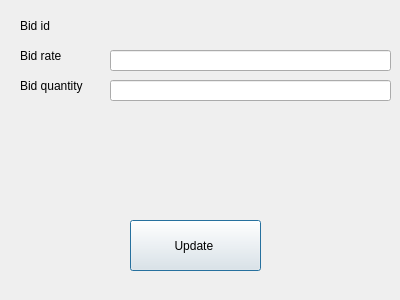
Above: View/UpdateBidPopup.ui from maybeIllchangeitlater/SimpleStockExchange before the change. Below: the same form after it.
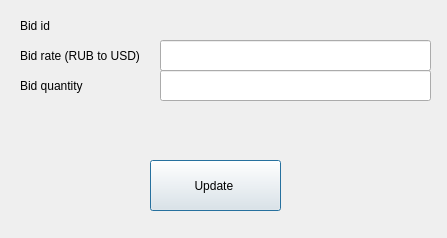
That is the form after the change.

```diff
--- a/View/UpdateBidPopup.ui
+++ b/View/UpdateBidPopup.ui
@@ -6,8 +6,8 @@
    <rect>
     <x>0</x>
     <y>0</y>
-    <width>400</width>
-    <height>300</height>
+    <width>447</width>
+    <height>238</height>
    </rect>
   </property>
   <property name="windowTitle">
@@ -16,8 +16,8 @@
   <widget class="QPushButton" name="update">
    <property name="geometry">
     <rect>
-     <x>130</x>
-     <y>220</y>
+     <x>150</x>
+     <y>160</y>
      <width>131</width>
      <height>51</height>
     </rect>
@@ -44,12 +44,12 @@
     <rect>
      <x>20</x>
      <y>40</y>
-     <width>71</width>
+     <width>141</width>
      <height>31</height>
     </rect>
    </property>
    <property name="text">
-    <string>Bid rate</string>
+    <string>Bid rate (RUB to USD)</string>
    </property>
   </widget>
   <widget class="QLabel" name="label_3">
@@ -57,7 +57,7 @@
     <rect>
      <x>20</x>
      <y>70</y>
-     <width>81</width>
+     <width>131</width>
      <height>31</height>
     </rect>
    </property>
@@ -81,20 +81,20 @@
   <widget class="QLineEdit" name="bid_rate">
    <property name="geometry">
     <rect>
-     <x>110</x>
-     <y>50</y>
-     <width>281</width>
-     <height>21</height>
+     <x>160</x>
+     <y>40</y>
+     <width>271</width>
+     <height>31</height>
     </rect>
    </property>
   </widget>
   <widget class="QLineEdit" name="bid_quantity">
    <property name="geometry">
     <rect>
-     <x>110</x>
-     <y>80</y>
-     <width>281</width>
-     <height>21</height>
+     <x>160</x>
+     <y>70</y>
+     <width>271</width>
+     <height>31</height>
     </rect>
    </property>
   </widget>
```
